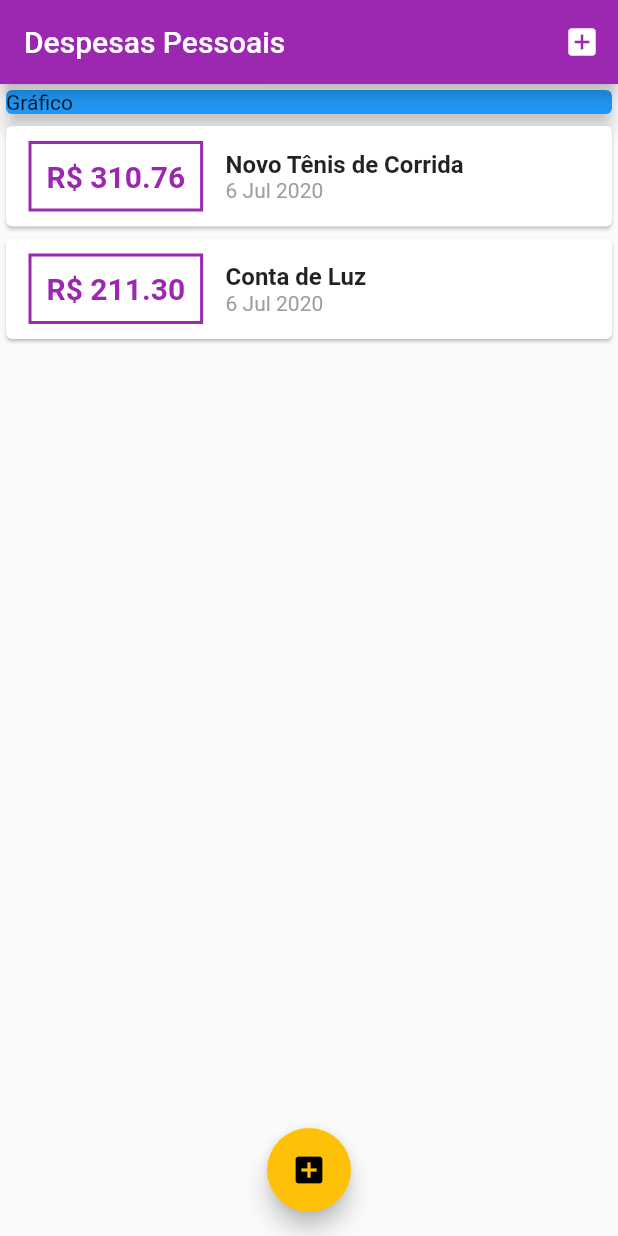
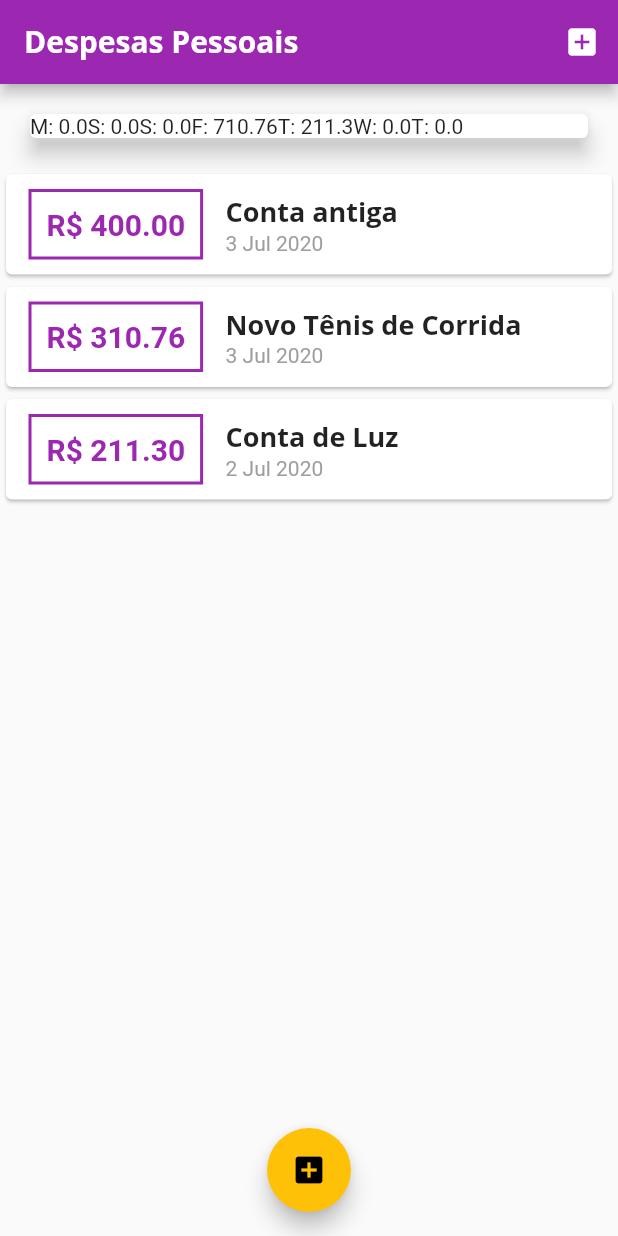
Before and after one commit to evandroags/expenses, a Flutter app: the screen it shows after launch, on a phone screen of 412 x 824 dp. Run offline on Flutter 3.47's test engine with Material 2 defaults, Android fonts, the phone set to English and light mode, and no system bars.

Commit message:
Add new widgets and fonts

```diff
--- /dev/null
+++ b/lib/components/chart.dart
@@ -0,0 +1,47 @@
+import 'package:flutter/material.dart';
+import 'package:intl/intl.dart';
+import '../models/transaction.dart';
+
+class Chart extends StatelessWidget {
+  final List<Transaction> recentTransaction;
+
+  Chart(this.recentTransaction);
+
+  List<Map<String, Object>> get groupedTransactions {
+    return List.generate(7, (index) {
+      final weekDay = DateTime.now().subtract(
+        Duration(days: index),
+      );
+
+      double totalSum = 0.0;
+
+      for (var i = 0; i < recentTransaction.length; i++) {
+        bool sameDay = recentTransaction[i].date.day == weekDay.day;
+        bool sameMonth = recentTransaction[i].date.month == weekDay.month;
+        bool sameYear = recentTransaction[i].date.year == weekDay.year;
+
+        if (sameDay && sameMonth && sameYear) {
+          totalSum += recentTransaction[i].value;
+        }
+      }
+
+      return {
+        'day': DateFormat.E().format(weekDay)[0],
+        'value': totalSum,
+      };
+    });
+  }
+
+  @override
+  Widget build(BuildContext context) {
+    groupedTransactions;
+    return Card(
+        elevation: 6,
+        margin: EdgeInsets.all(20),
+        child: Row(
+          children: groupedTransactions.map((tr) {
+            return Text('${tr['day']}: ${tr['value']}');
+          }).toList(),
+        ));
+  }
+}
--- /dev/null
+++ b/lib/components/chart_bar.dart
@@ -0,0 +1,8 @@
+import 'package:flutter/material.dart';
+
+class ChartBar extends StatelessWidget {
+  @override
+  Widget build(BuildContext context) {
+    return Container();
+  }
+}
--- a/lib/components/transaction_list.dart
+++ b/lib/components/transaction_list.dart
@@ -11,7 +11,22 @@ class TransactionList extends StatelessWidget {
   Widget build(BuildContext context) {
     return Container(
       height: 300,
-      child: ListView.builder(
+      child: transactions.isEmpty
+          ? Column(
+              children: <Widget>[
+                SizedBox(height: 20),
+                Text(
+                  'Nenhuma Transação Cadastrada!',
+                  style: Theme.of(context).textTheme.headline6,
+                ),
+                SizedBox(height: 20),
+                Container(
+                  height: 200,
+                  child: Image.asset('assets/images/waiting.png'),
+                ),
+              ],
+            )
+          : ListView.builder(
               itemCount: transactions.length,
               itemBuilder: (ctx, index) {
                 final tr = transactions[index];
@@ -20,7 +35,8 @@ class TransactionList extends StatelessWidget {
                     child: Row(
                   children: <Widget>[
                     Container(
-                margin: EdgeInsets.symmetric(horizontal: 15, vertical: 10),
+                      margin:
+                          EdgeInsets.symmetric(horizontal: 15, vertical: 10),
                       decoration: BoxDecoration(
                           border: Border.all(
                         color: Theme.of(context).primaryColor,
@@ -41,10 +57,7 @@ class TransactionList extends StatelessWidget {
                       children: <Widget>[
                         Text(
                           tr.title,
-                    style: TextStyle(
-                      fontWeight: FontWeight.bold,
-                      fontSize: 16,
-                    ),
+                          style: Theme.of(context).textTheme.headline6,
                         ),
                         Text(
                           DateFormat('d MMM y').format(tr.date),
--- a/lib/main.dart
+++ b/lib/main.dart
@@ -3,6 +3,7 @@ import 'package:flutter/material.dart';
 import 'package:expenses/models/transaction.dart';
 import './components/transaction_list.dart';
 import 'components/transaction_form.dart';
+import 'components/chart.dart';
 import 'dart:math';
 
 main() => runApp(ExpensesApp());
@@ -13,9 +14,24 @@ class ExpensesApp extends StatelessWidget {
     return MaterialApp(
         home: MyHomePage(),
         theme: ThemeData(
-          primarySwatch: Colors.purple,
-          accentColor: Colors.amber,
-        ));
+            primarySwatch: Colors.purple,
+            accentColor: Colors.amber,
+            fontFamily: 'Quicksand',
+            textTheme: ThemeData.light().textTheme.copyWith(
+                  headline6: TextStyle(
+                    fontFamily: 'OpenSans',
+                    fontSize: 18,
+                    fontWeight: FontWeight.bold,
+                  ),
+                ),
+            appBarTheme: AppBarTheme(
+                textTheme: ThemeData.light().textTheme.copyWith(
+                      headline6: TextStyle(
+                        fontFamily: 'OpenSans',
+                        fontSize: 20,
+                        fontWeight: FontWeight.bold,
+                      ),
+                    ))));
   }
 }
 
@@ -25,20 +41,34 @@ class MyHomePage extends StatefulWidget {
 }
 
 class _MyHomePageState extends State<MyHomePage> {
-  final _transactions = [
+  final List<Transaction> _transactions = [
+    Transaction(
+      id: 't0',
+      title: 'Conta antiga',
+      value: 400.00,
+      date: DateTime.now().subtract(Duration(days: 3)),
+    ),
     Transaction(
       id: 't1',
       title: 'Novo Tênis de Corrida',
       value: 310.76,
-      date: DateTime.now(),
+      date: DateTime.now().subtract(Duration(days: 3)),
     ),
     Transaction(
       id: 't2',
       title: 'Conta de Luz',
       value: 211.30,
-      date: DateTime.now(),
+      date: DateTime.now().subtract(Duration(days: 4)),
     ),
   ];
+
+  List<Transaction> get _recentTransactions {
+    return _transactions.where((tr) {
+      return tr.date.isAfter(DateTime.now().subtract(
+        Duration(days: 7),
+      ));
+    }).toList();
+  }
 
   _addTransaction(String title, double value) {
     final newTransaction = Transaction(
@@ -79,13 +109,7 @@ class _MyHomePageState extends State<MyHomePage> {
         child: Column(
           crossAxisAlignment: CrossAxisAlignment.stretch,
           children: <Widget>[
-            Container(
-              child: Card(
-                child: Text('Gráfico'),
-                color: Colors.blue,
-                elevation: 5,
-              ),
-            ),
+            Chart(_recentTransactions),
             TransactionList(_transactions),
           ],
         ),
```
Also changed, not shown: pubspec.yaml (+13 -8 lines), assets/fonts/OpenSans-Bold.ttf (added), assets/fonts/OpenSans-Regular.ttf (added), assets/fonts/Quicksand-Bold.ttf (added), assets/fonts/Quicksand-Light.ttf (added), assets/fonts/Quicksand-Medium.ttf (added), assets/fonts/Quicksand-Regular.ttf (added), assets/images/waiting.png (added). Lines whose indentation alone changed are shown as unchanged.
